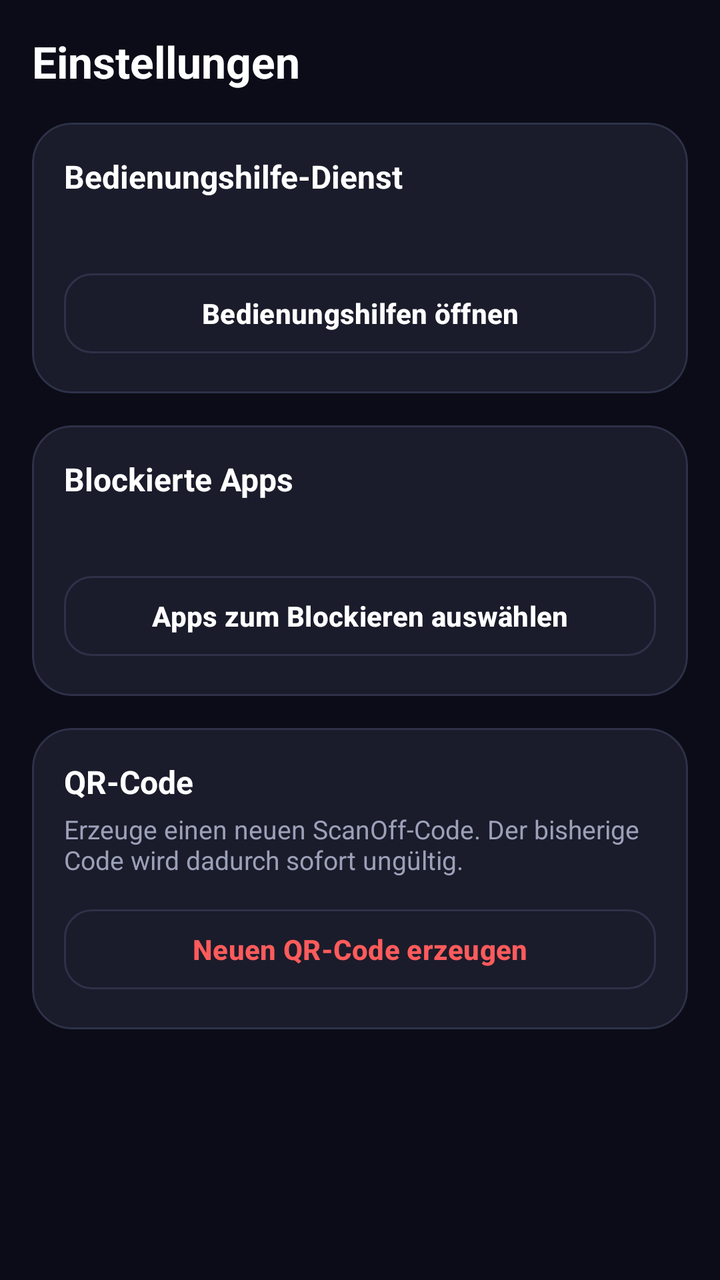
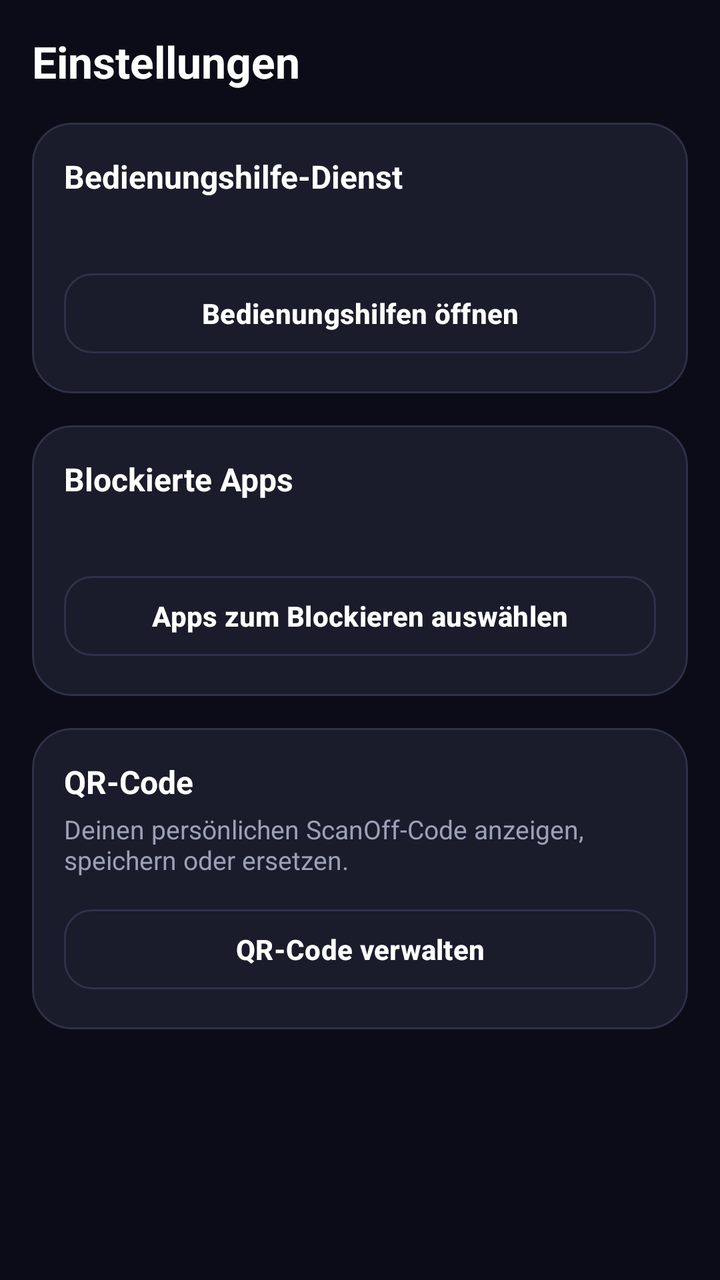

Compare the two renders of this Android layout. The source of the first and the diff that turns it into the second are given below.
<!-- AndroidManifest.xml: application theme Theme.PauseQR -->
<!-- res/layout/fragment_settings.xml -->
<?xml version="1.0" encoding="utf-8"?>
<androidx.core.widget.NestedScrollView xmlns:android="http://schemas.android.com/apk/res/android"
    android:layout_width="match_parent"
    android:layout_height="match_parent"
    android:background="@color/background"
    android:fillViewport="true">

    <LinearLayout
        android:layout_width="match_parent"
        android:layout_height="wrap_content"
        android:orientation="vertical"
        android:padding="16dp">

        <TextView
            android:layout_width="match_parent"
            android:layout_height="wrap_content"
            android:text="@string/nav_settings"
            android:textColor="@color/text_primary"
            android:textSize="22sp"
            android:textStyle="bold" />

        
        <com.google.android.material.card.MaterialCardView
            style="@style/PauseQR.Card"
            android:layout_width="match_parent"
            android:layout_height="wrap_content"
            android:layout_marginTop="16dp">

            <LinearLayout
                android:layout_width="match_parent"
                android:layout_height="wrap_content"
                android:orientation="vertical"
                android:padding="16dp">

                <TextView
                    android:layout_width="match_parent"
                    android:layout_height="wrap_content"
                    android:text="@string/settings_service_section"
                    android:textColor="@color/text_primary"
                    android:textSize="16sp"
                    android:textStyle="bold" />

                <TextView
                    android:id="@+id/tvServiceStatus"
                    android:layout_width="match_parent"
                    android:layout_height="wrap_content"
                    android:layout_marginTop="4dp"
                    android:textColor="@color/text_secondary"
                    android:textSize="13sp" />

                <Button
                    android:id="@+id/btnAccessibility"
                    style="@style/PauseQR.Button.Outlined"
                    android:layout_width="match_parent"
                    android:layout_height="wrap_content"
                    android:layout_marginTop="12dp"
                    android:text="@string/btn_accessibility" />
            </LinearLayout>
        </com.google.android.material.card.MaterialCardView>

        
        <com.google.android.material.card.MaterialCardView
            style="@style/PauseQR.Card"
            android:layout_width="match_parent"
            android:layout_height="wrap_content"
            android:layout_marginTop="16dp">

            <LinearLayout
                android:layout_width="match_parent"
                android:layout_height="wrap_content"
                android:orientation="vertical"
                android:padding="16dp">

                <TextView
                    android:layout_width="match_parent"
                    android:layout_height="wrap_content"
                    android:text="@string/settings_apps_section"
                    android:textColor="@color/text_primary"
                    android:textSize="16sp"
                    android:textStyle="bold" />

                <TextView
                    android:id="@+id/tvAppsCount"
                    android:layout_width="match_parent"
                    android:layout_height="wrap_content"
                    android:layout_marginTop="4dp"
                    android:textColor="@color/text_secondary"
                    android:textSize="13sp" />

                <Button
                    android:id="@+id/btnSelectApps"
                    style="@style/PauseQR.Button.Outlined"
                    android:layout_width="match_parent"
                    android:layout_height="wrap_content"
                    android:layout_marginTop="12dp"
                    android:text="@string/btn_select_apps" />
            </LinearLayout>
        </com.google.android.material.card.MaterialCardView>

        
        <com.google.android.material.card.MaterialCardView
            style="@style/PauseQR.Card"
            android:layout_width="match_parent"
            android:layout_height="wrap_content"
            android:layout_marginTop="16dp"
            android:layout_marginBottom="16dp">

            <LinearLayout
                android:layout_width="match_parent"
                android:layout_height="wrap_content"
                android:orientation="vertical"
                android:padding="16dp">

                <TextView
                    android:layout_width="match_parent"
                    android:layout_height="wrap_content"
                    android:text="@string/settings_qr_section"
                    android:textColor="@color/text_primary"
                    android:textSize="16sp"
                    android:textStyle="bold" />

                <TextView
                    android:layout_width="match_parent"
                    android:layout_height="wrap_content"
                    android:layout_marginTop="4dp"
                    android:text="@string/settings_qr_desc"
                    android:textColor="@color/text_secondary"
                    android:textSize="13sp" />

                <Button
                    android:id="@+id/btnNewQr"
                    style="@style/PauseQR.Button.Outlined"
                    android:layout_width="match_parent"
                    android:layout_height="wrap_content"
                    android:layout_marginTop="12dp"
                    android:text="@string/btn_new_qr"
                    android:textColor="@color/red" />
            </LinearLayout>
        </com.google.android.material.card.MaterialCardView>
    </LinearLayout>
</androidx.core.widget.NestedScrollView>
<!-- resources referenced by this layout -->
<resources>
  <color name="background">#0B0C17</color>
  <color name="red">#FF5B5B</color>
  <color name="text_primary">#FFFFFF</color>
  <color name="text_secondary">#9CA0B8</color>
  <string name="btn_accessibility">Bedienungshilfen öffnen</string>
  <string name="btn_new_qr">Neuen QR-Code erzeugen</string>
  <string name="btn_select_apps">Apps zum Blockieren auswählen</string>
  <string name="nav_settings">Einstellungen</string>
  <string name="settings_apps_section">Blockierte Apps</string>
  <string name="settings_qr_desc">Erzeuge einen neuen ScanOff-Code. Der bisherige Code wird dadurch sofort ungültig.</string>
  <string name="settings_qr_section">QR-Code</string>
  <string name="settings_service_section">Bedienungshilfe-Dienst</string>
  <style name="PauseQR.Button.Outlined" parent="Widget.Material3.Button.OutlinedButton">
          <item name="cornerRadius">14dp</item>
          <item name="android:textStyle">bold</item>
          <item name="android:textColor">@color/text_primary</item>
          <item name="strokeColor">@color/outline</item>
      </style>
  <style name="PauseQR.Card" parent="Widget.Material3.CardView.Elevated">
          <item name="cardCornerRadius">20dp</item>
          <item name="cardElevation">0dp</item>
          <item name="strokeWidth">1dp</item>
          <item name="strokeColor">@color/outline</item>
          <item name="cardBackgroundColor">@color/surface</item>
      </style>
  <style name="Theme.PauseQR" parent="Theme.Material3.Dark.NoActionBar">
          <item name="colorPrimary">@color/primary</item>
          <item name="colorOnPrimary">@color/on_primary</item>
          <item name="colorPrimaryContainer">@color/primary_container</item>
          <item name="colorSecondary">@color/primary</item>
          <item name="colorSurface">@color/surface</item>
          <item name="colorOnSurface">@color/text_primary</item>
          <item name="colorOutline">@color/outline</item>
          <item name="android:windowBackground">@color/background</item>
          <item name="android:statusBarColor">@color/background</item>
          <item name="android:navigationBarColor">@color/background</item>
      </style>
  <color name="outline">#2E3148</color>
  <color name="surface">#1A1C2B</color>
  <color name="primary">#FFFFFF</color>
  <color name="on_primary">#0B0C17</color>
  <color name="primary_container">#22243A</color>
</resources>

<!-- the commit's change to res/layout/fragment_settings.xml (unified diff, before → after) -->
@@ -128,13 +128,12 @@
                     android:textSize="13sp" />
 
                 <Button
-                    android:id="@+id/btnNewQr"
+                    android:id="@+id/btnManageQr"
                     style="@style/PauseQR.Button.Outlined"
                     android:layout_width="match_parent"
                     android:layout_height="wrap_content"
                     android:layout_marginTop="12dp"
-                    android:text="@string/btn_new_qr"
-                    android:textColor="@color/red" />
+                    android:text="@string/btn_manage_qr" />
             </LinearLayout>
         </com.google.android.material.card.MaterialCardView>
     </LinearLayout>
<!-- resource entries referenced after the edit -->
@@ -1,15 +1,14 @@
 <!-- resources referenced by this layout -->
 <resources>
   <color name="background">#0B0C17</color>
-  <color name="red">#FF5B5B</color>
   <color name="text_primary">#FFFFFF</color>
   <color name="text_secondary">#9CA0B8</color>
   <string name="btn_accessibility">Bedienungshilfen öffnen</string>
-  <string name="btn_new_qr">Neuen QR-Code erzeugen</string>
+  <string name="btn_manage_qr">QR-Code verwalten</string>
   <string name="btn_select_apps">Apps zum Blockieren auswählen</string>
   <string name="nav_settings">Einstellungen</string>
   <string name="settings_apps_section">Blockierte Apps</string>
-  <string name="settings_qr_desc">Erzeuge einen neuen ScanOff-Code. Der bisherige Code wird dadurch sofort ungültig.</string>
+  <string name="settings_qr_desc">Deinen persönlichen ScanOff-Code anzeigen, speichern oder ersetzen.</string>
   <string name="settings_qr_section">QR-Code</string>
   <string name="settings_service_section">Bedienungshilfe-Dienst</string>
   <style name="PauseQR.Button.Outlined" parent="Widget.Material3.Button.OutlinedButton">
